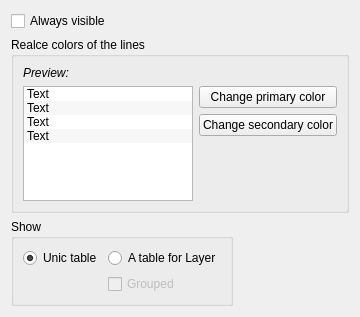
claudiobogossian/terralib5, file src/terralib/qt/af/settings/ui/TableWidgetForm.ui: the form before one commit.
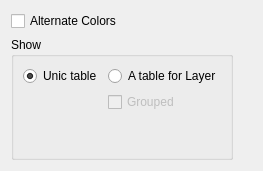
The form after the commit.

Commit message: Default Display Color

```diff
--- a/src/terralib/qt/af/settings/ui/TableWidgetForm.ui
+++ b/src/terralib/qt/af/settings/ui/TableWidgetForm.ui
@@ -6,113 +6,23 @@
    <rect>
     <x>0</x>
     <y>0</y>
-    <width>360</width>
-    <height>317</height>
+    <width>263</width>
+    <height>171</height>
    </rect>
   </property>
   <property name="windowTitle">
    <string>Table settings</string>
   </property>
-  <layout class="QGridLayout" name="gridLayout_3">
-   <item row="0" column="0">
-    <layout class="QVBoxLayout" name="verticalLayout_5">
-     <item>
-      <widget class="QCheckBox" name="m_alwaysVisibleCheckBox">
-       <property name="text">
-        <string>Always visible</string>
-       </property>
-      </widget>
-     </item>
-     <item>
-      <widget class="QGroupBox" name="groupBox">
-       <property name="title">
-        <string>Realce colors of the lines</string>
-       </property>
-       <layout class="QGridLayout" name="gridLayout_2">
-        <item row="0" column="0">
-         <layout class="QVBoxLayout" name="verticalLayout_4">
-          <item>
-           <widget class="QLabel" name="label">
-            <property name="text">
-             <string>&lt;html&gt;&lt;head/&gt;&lt;body&gt;&lt;p&gt;&lt;span style=&quot; font-style:italic;&quot;&gt;Preview:&lt;/span&gt;&lt;/p&gt;&lt;/body&gt;&lt;/html&gt;</string>
-            </property>
-           </widget>
-          </item>
-          <item>
-           <layout class="QHBoxLayout" name="horizontalLayout_2">
-            <item>
-             <widget class="QListWidget" name="m_previewListWidget">
-              <property name="alternatingRowColors">
-               <bool>true</bool>
-              </property>
-              <property name="isWrapping" stdset="0">
-               <bool>false</bool>
-              </property>
-              <property name="layoutMode">
-               <enum>QListView::SinglePass</enum>
-              </property>
-              <item>
-               <property name="text">
-                <string>Text</string>
-               </property>
-              </item>
-              <item>
-               <property name="text">
-                <string>Text</string>
-               </property>
-              </item>
-              <item>
-               <property name="text">
-                <string>Text</string>
-               </property>
-              </item>
-              <item>
-               <property name="text">
-                <string>Text</string>
-               </property>
-              </item>
-             </widget>
-            </item>
-            <item>
              <layout class="QVBoxLayout" name="verticalLayout_3">
               <item>
-               <widget class="QPushButton" name="m_primaryPushButton">
+    <widget class="QCheckBox" name="m_alternateColorsCheckBox">
                 <property name="text">
-                 <string>Change primary color</string>
+      <string>Alternate Colors</string>
                 </property>
                </widget>
               </item>
               <item>
-               <widget class="QPushButton" name="m_secondaryPushButton">
-                <property name="text">
-                 <string>Change secondary color</string>
-                </property>
-               </widget>
-              </item>
-              <item>
-               <spacer name="verticalSpacer">
-                <property name="orientation">
-                 <enum>Qt::Vertical</enum>
-                </property>
-                <property name="sizeHint" stdset="0">
-                 <size>
-                  <width>20</width>
-                  <height>40</height>
-                 </size>
-                </property>
-               </spacer>
-              </item>
-             </layout>
-            </item>
-           </layout>
-          </item>
-         </layout>
-        </item>
-       </layout>
-      </widget>
-     </item>
-     <item>
-      <layout class="QHBoxLayout" name="horizontalLayout_3">
+    <layout class="QHBoxLayout" name="horizontalLayout_2" stretch="0,1">
        <item>
         <widget class="QGroupBox" name="groupBox_2">
          <property name="title">
@@ -209,8 +119,8 @@
       </layout>
      </item>
     </layout>
-   </item>
-  </layout>
+  <zorder>m_alternateColorsCheckBox</zorder>
+  <zorder>groupBox_2</zorder>
  </widget>
  <resources/>
  <connections/>
```
Lines whose indentation alone changed are shown as unchanged. The commit also changes 8 other files.
